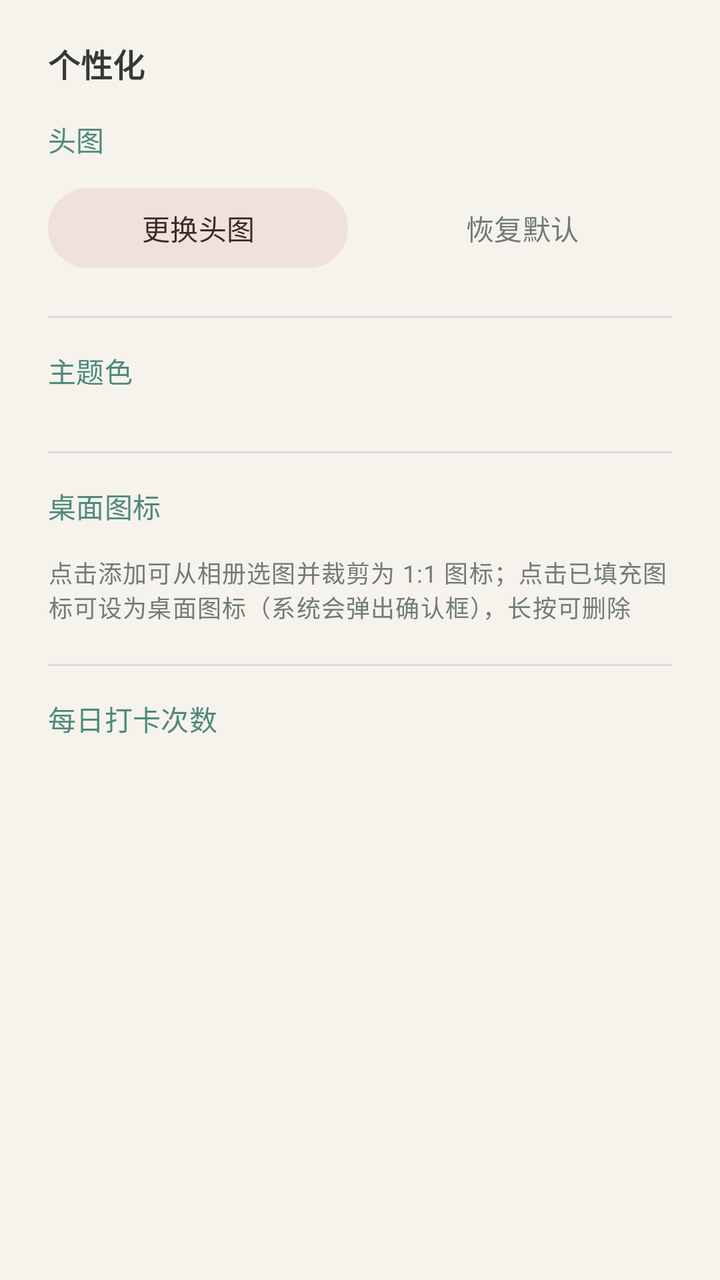
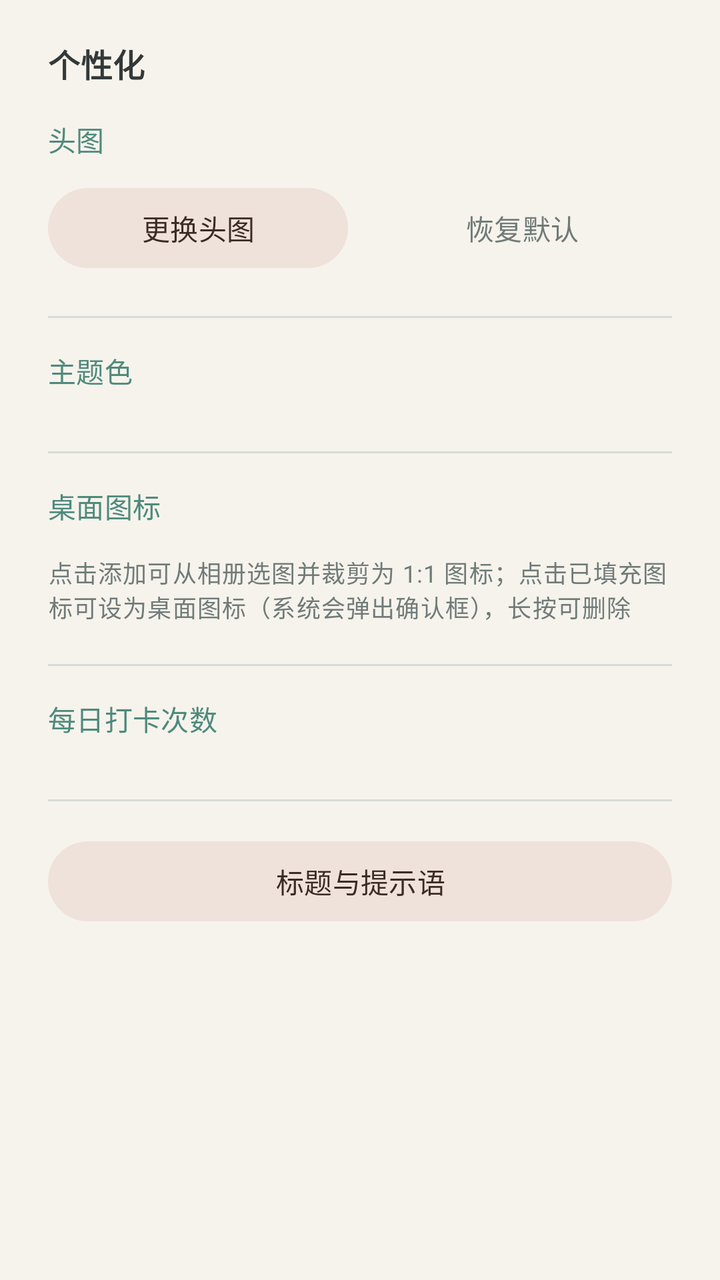

Two renders of the same Android screen: before a commit and after it. Below are the layout's source before the change and the commit's diff.
<!-- AndroidManifest.xml: application theme Theme.MedTracker -->
<!-- res/layout/bottom_sheet_settings.xml -->
<?xml version="1.0" encoding="utf-8"?>
<LinearLayout xmlns:android="http://schemas.android.com/apk/res/android"
    xmlns:app="http://schemas.android.com/apk/res-auto"
    android:layout_width="match_parent"
    android:layout_height="wrap_content"
    android:orientation="vertical"
    android:paddingHorizontal="24dp"
    android:paddingTop="20dp"
    android:paddingBottom="32dp">

    <TextView
        android:layout_width="wrap_content"
        android:layout_height="wrap_content"
        android:text="@string/settings_header_title"
        android:textAppearance="?attr/textAppearanceTitleMedium"
        android:textColor="?attr/colorOnSurface"
        android:textStyle="bold" />

    <TextView
        android:layout_width="wrap_content"
        android:layout_height="wrap_content"
        android:layout_marginTop="16dp"
        android:text="@string/settings_header_section"
        android:textAppearance="?attr/textAppearanceLabelLarge"
        android:textColor="?attr/colorPrimary" />

    <LinearLayout
        android:layout_width="match_parent"
        android:layout_height="wrap_content"
        android:layout_marginTop="10dp"
        android:orientation="horizontal">

        <com.google.android.material.button.MaterialButton
            android:id="@+id/btnPickPhoto"
            style="@style/Widget.Material3.Button.TonalButton"
            android:layout_width="0dp"
            android:layout_height="wrap_content"
            android:layout_weight="1"
            android:text="@string/pick_header"
            android:textColor="?attr/colorOnSecondaryContainer" />

        <com.google.android.material.button.MaterialButton
            android:id="@+id/btnResetHeader"
            style="@style/Widget.Material3.Button.TextButton"
            android:layout_width="0dp"
            android:layout_height="wrap_content"
            android:layout_marginStart="12dp"
            android:layout_weight="1"
            android:text="@string/reset_header"
            android:textColor="?attr/colorOnSurfaceVariant" />
    </LinearLayout>

    <View
        android:layout_width="match_parent"
        android:layout_height="1dp"
        android:layout_marginTop="20dp"
        android:background="?attr/colorOutlineVariant" />

    <TextView
        android:layout_width="wrap_content"
        android:layout_height="wrap_content"
        android:layout_marginTop="16dp"
        android:text="@string/settings_theme_section"
        android:textAppearance="?attr/textAppearanceLabelLarge"
        android:textColor="?attr/colorPrimary" />

    <LinearLayout
        android:id="@+id/themeContainer"
        android:layout_width="match_parent"
        android:layout_height="wrap_content"
        android:layout_marginTop="10dp"
        android:orientation="vertical" />

    <View
        android:layout_width="match_parent"
        android:layout_height="1dp"
        android:layout_marginTop="20dp"
        android:background="?attr/colorOutlineVariant" />

    <TextView
        android:layout_width="wrap_content"
        android:layout_height="wrap_content"
        android:layout_marginTop="16dp"
        android:text="@string/settings_icon_section"
        android:textAppearance="?attr/textAppearanceLabelLarge"
        android:textColor="?attr/colorPrimary" />

    <HorizontalScrollView
        android:layout_width="match_parent"
        android:layout_height="wrap_content"
        android:layout_marginTop="10dp"
        android:overScrollMode="never"
        android:scrollbars="none">

        <LinearLayout
            android:id="@+id/iconContainer"
            android:layout_width="wrap_content"
            android:layout_height="wrap_content"
            android:orientation="horizontal" />
    </HorizontalScrollView>

    <TextView
        android:layout_width="match_parent"
        android:layout_height="wrap_content"
        android:layout_marginTop="4dp"
        android:text="@string/icon_tip"
        android:textAppearance="?attr/textAppearanceBodySmall"
        android:textColor="?attr/colorOnSurfaceVariant" />

    <View
        android:layout_width="match_parent"
        android:layout_height="1dp"
        android:layout_marginTop="20dp"
        android:background="?attr/colorOutlineVariant" />

    <TextView
        android:layout_width="wrap_content"
        android:layout_height="wrap_content"
        android:layout_marginTop="16dp"
        android:text="@string/settings_slots_section"
        android:textAppearance="?attr/textAppearanceLabelLarge"
        android:textColor="?attr/colorPrimary" />

    <LinearLayout
        android:id="@+id/slotContainer"
        android:layout_width="match_parent"
        android:layout_height="wrap_content"
        android:layout_marginTop="10dp"
        android:orientation="horizontal" />

    <TextView
        android:id="@+id/aboutAuthor"
        android:layout_width="match_parent"
        android:layout_height="wrap_content"
        android:layout_marginTop="20dp"
        android:gravity="center"
        android:textAppearance="?attr/textAppearanceBodySmall"
        android:textColor="?attr/colorOnSurfaceVariant" />
</LinearLayout>
<!-- resources referenced by this layout -->
<resources>
  <string name="icon_tip">点击"添加"可从相册选图并裁剪为 1:1 图标；点击已填充图标可设为桌面图标（系统会弹出确认框），长按可删除</string>
  <string name="pick_header">更换头图</string>
  <string name="reset_header">恢复默认</string>
  <string name="settings_header_section">头图</string>
  <string name="settings_header_title">个性化</string>
  <string name="settings_icon_section">桌面图标</string>
  <string name="settings_slots_section">每日打卡次数</string>
  <string name="settings_theme_section">主题色</string>
  <style name="Theme.MedTracker" parent="Theme.Material3.Light.NoActionBar">
          <item name="colorPrimary">#4E8A7C</item>
          <item name="colorOnPrimary">#FFFFFF</item>
          <item name="colorPrimaryContainer">#D8EAE3</item>
          <item name="colorOnPrimaryContainer">#1E4038</item>
          <item name="colorSecondary">#A98E84</item>
          <item name="colorOnSecondary">#FFFFFF</item>
          <item name="colorSecondaryContainer">#EFE2DA</item>
          <item name="colorOnSecondaryContainer">#3A2B24</item>
          <item name="android:colorBackground">#F6F3EC</item>
          <item name="colorSurface">#FFFFFF</item>
          <item name="colorOnSurface">#333838</item>
          <item name="colorSurfaceVariant">#E3EFE9</item>
          <item name="colorOnSurfaceVariant">#707B78</item>
          <item name="colorOutline">#B9C2BD</item>
          <item name="colorOutlineVariant">#D8DCD8</item>
          <item name="gradientTop">#E7F1EC</item>
          <item name="gradientBottom">#F7F4EE</item>
          <item name="android:statusBarColor">@android:color/transparent</item>
          <item name="android:navigationBarColor">#F7F4EE</item>
          <item name="android:windowLightStatusBar">true</item>
          <item name="android:windowLightNavigationBar">true</item>
          <item name="android:windowDrawsSystemBarBackgrounds">true</item>
      </style>
</resources>

<!-- the commit's change to res/layout/bottom_sheet_settings.xml (unified diff, before → after) -->
@@ -128,6 +128,21 @@
         android:layout_marginTop="10dp"
         android:orientation="horizontal" />
 
+    <View
+        android:layout_width="match_parent"
+        android:layout_height="1dp"
+        android:layout_marginTop="20dp"
+        android:background="?attr/colorOutlineVariant" />
+
+    <com.google.android.material.button.MaterialButton
+        android:id="@+id/btnEditHeader"
+        style="@style/Widget.Material3.Button.TonalButton"
+        android:layout_width="match_parent"
+        android:layout_height="wrap_content"
+        android:layout_marginTop="16dp"
+        android:text="@string/settings_header_entry"
+        android:textColor="?attr/colorOnSecondaryContainer" />
+
     <TextView
         android:id="@+id/aboutAuthor"
         android:layout_width="match_parent"
<!-- resource entries referenced after the edit -->
@@ -3,6 +3,7 @@
   <string name="icon_tip">点击"添加"可从相册选图并裁剪为 1:1 图标；点击已填充图标可设为桌面图标（系统会弹出确认框），长按可删除</string>
   <string name="pick_header">更换头图</string>
   <string name="reset_header">恢复默认</string>
+  <string name="settings_header_entry">标题与提示语</string>
   <string name="settings_header_section">头图</string>
   <string name="settings_header_title">个性化</string>
   <string name="settings_icon_section">桌面图标</string>
